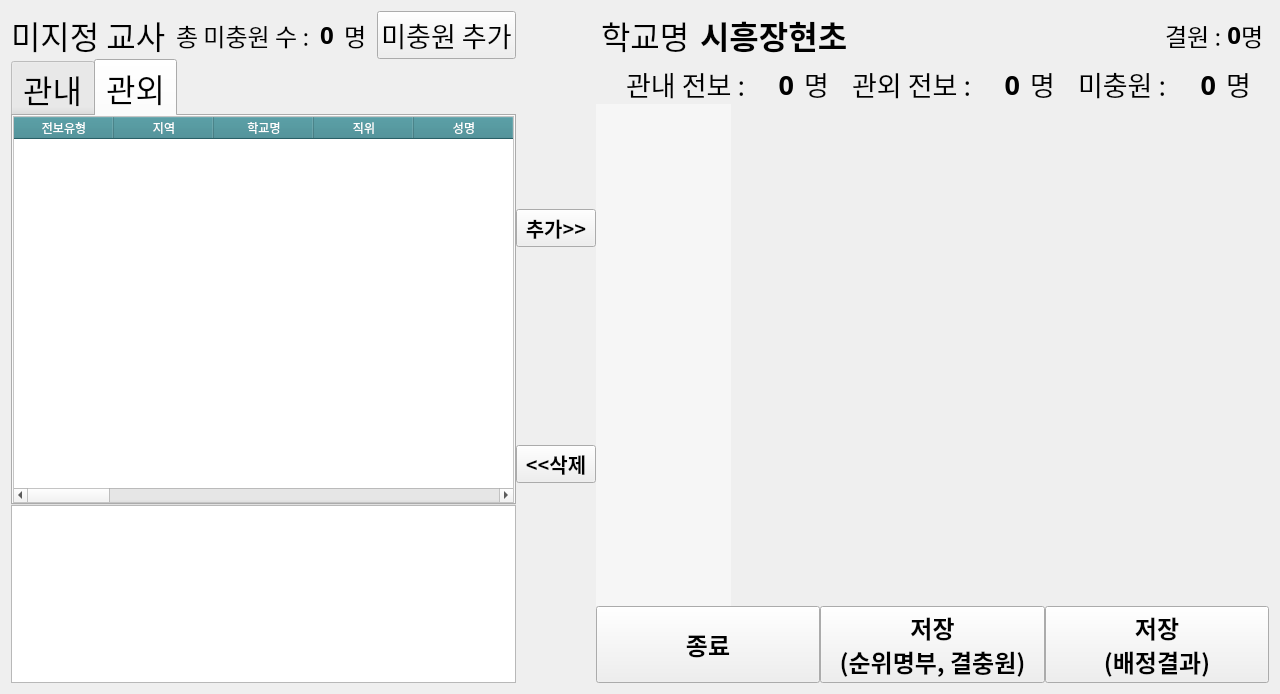
Qt form ui/tableWidget1.ui (sjhan2781/py-transfer-tool) before a commit.
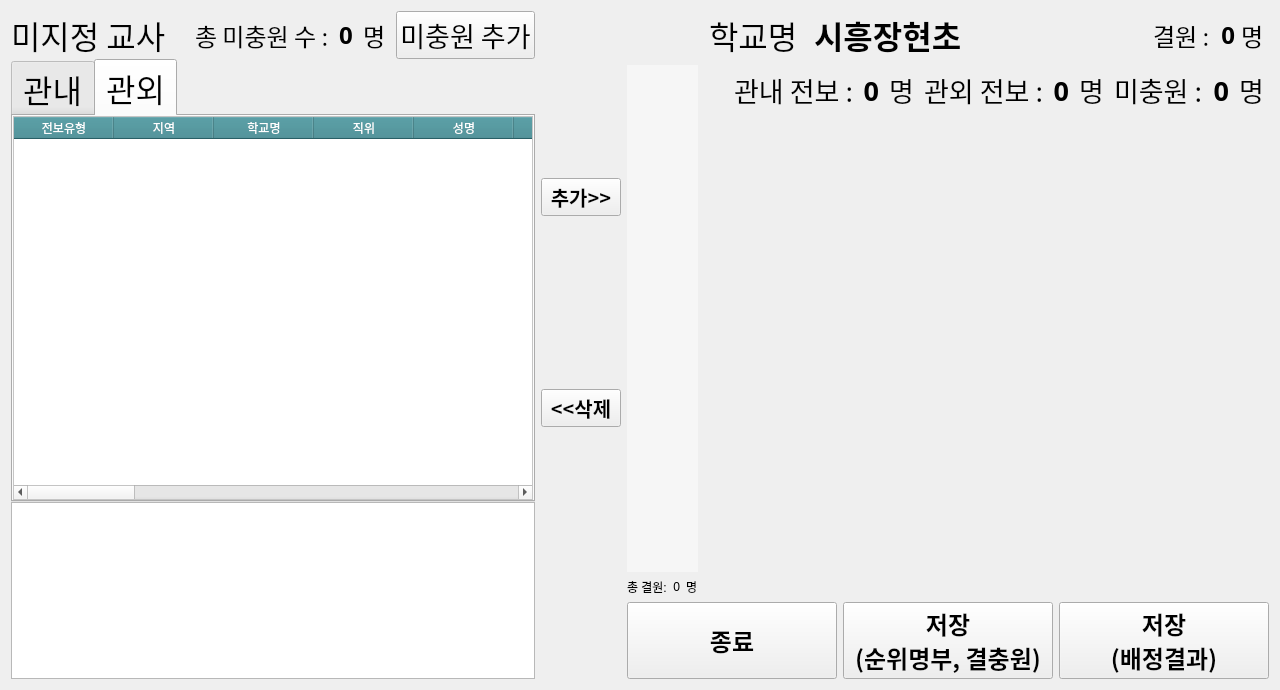
The same form after that commit. Custom widgets are drawn as their Qt base class.

Commit message: 총 결원 추가, 임지 지정시 만기 중복 결원 수정

Diff of the .ui file:
```diff
--- a/ui/tableWidget1.ui
+++ b/ui/tableWidget1.ui
@@ -7,7 +7,7 @@
     <x>0</x>
     <y>0</y>
     <width>1280</width>
-    <height>694</height>
+    <height>690</height>
    </rect>
   </property>
   <property name="mouseTracking">
@@ -19,11 +19,8 @@
   <property name="windowTitle">
    <string>배치</string>
   </property>
-  <layout class="QHBoxLayout" name="horizontalLayout" stretch="2,0,4">
-   <property name="spacing">
-    <number>0</number>
-   </property>
-   <item>
+  <layout class="QGridLayout" name="gridLayout">
+   <item row="0" column="0" rowspan="4">
     <layout class="QVBoxLayout" name="verticalLayout_3">
      <property name="spacing">
       <number>0</number>
@@ -499,7 +496,7 @@
      </item>
     </layout>
    </item>
-   <item>
+   <item row="0" column="1" rowspan="3">
     <layout class="QVBoxLayout" name="verticalLayout_2" stretch="0,0">
      <item>
       <widget class="QPushButton" name="btn_add">
@@ -554,12 +551,7 @@
      </item>
     </layout>
    </item>
-   <item>
-    <layout class="QVBoxLayout" name="verticalLayout_5">
-     <property name="spacing">
-      <number>0</number>
-     </property>
-     <item>
+   <item row="0" column="3" colspan="2">
       <layout class="QHBoxLayout" name="horizontalLayout_2" stretch="0,3,0,0,0">
        <property name="leftMargin">
         <number>5</number>
@@ -662,201 +654,8 @@
        </item>
       </layout>
      </item>
-     <item>
-      <layout class="QHBoxLayout" name="horizontalLayout_9">
-       <property name="spacing">
-        <number>10</number>
-       </property>
-       <property name="leftMargin">
-        <number>30</number>
-       </property>
-       <property name="topMargin">
-        <number>5</number>
-       </property>
-       <property name="rightMargin">
-        <number>5</number>
-       </property>
-       <property name="bottomMargin">
-        <number>0</number>
-       </property>
-       <item>
-        <widget class="QLabel" name="label_4">
-         <property name="font">
-          <font>
-           <family>맑은 고딕</family>
-           <pointsize>20</pointsize>
-           <weight>50</weight>
-           <bold>false</bold>
-          </font>
-         </property>
-         <property name="text">
-          <string>관내 전보 :</string>
-         </property>
-         <property name="alignment">
-          <set>Qt::AlignRight|Qt::AlignTrailing|Qt::AlignVCenter</set>
-         </property>
-        </widget>
-       </item>
-       <item>
-        <widget class="QLabel" name="label_inside">
-         <property name="sizePolicy">
-          <sizepolicy hsizetype="Preferred" vsizetype="Preferred">
-           <horstretch>0</horstretch>
-           <verstretch>0</verstretch>
-          </sizepolicy>
-         </property>
-         <property name="font">
-          <font>
-           <family>맑은 고딕</family>
-           <pointsize>20</pointsize>
-           <weight>75</weight>
-           <bold>true</bold>
-          </font>
-         </property>
-         <property name="text">
-          <string>0</string>
-         </property>
-         <property name="alignment">
-          <set>Qt::AlignRight|Qt::AlignTrailing|Qt::AlignVCenter</set>
-         </property>
-         <property name="wordWrap">
-          <bool>false</bool>
-         </property>
-        </widget>
-       </item>
-       <item>
-        <widget class="QLabel" name="label_5">
-         <property name="font">
-          <font>
-           <family>맑은 고딕</family>
-           <pointsize>20</pointsize>
-           <weight>50</weight>
-           <bold>false</bold>
-          </font>
-         </property>
-         <property name="text">
-          <string>명</string>
-         </property>
-        </widget>
-       </item>
-       <item>
-        <widget class="QLabel" name="label_2">
-         <property name="font">
-          <font>
-           <family>맑은 고딕</family>
-           <pointsize>20</pointsize>
-           <weight>50</weight>
-           <bold>false</bold>
-          </font>
-         </property>
-         <property name="text">
-          <string>관외 전보 :</string>
-         </property>
-         <property name="alignment">
-          <set>Qt::AlignRight|Qt::AlignTrailing|Qt::AlignVCenter</set>
-         </property>
-        </widget>
-       </item>
-       <item>
-        <widget class="QLabel" name="label_outside">
-         <property name="sizePolicy">
-          <sizepolicy hsizetype="Preferred" vsizetype="Preferred">
-           <horstretch>0</horstretch>
-           <verstretch>0</verstretch>
-          </sizepolicy>
-         </property>
-         <property name="font">
-          <font>
-           <family>맑은 고딕</family>
-           <pointsize>20</pointsize>
-           <weight>75</weight>
-           <bold>true</bold>
-          </font>
-         </property>
-         <property name="text">
-          <string>0</string>
-         </property>
-         <property name="alignment">
-          <set>Qt::AlignRight|Qt::AlignTrailing|Qt::AlignVCenter</set>
-         </property>
-        </widget>
-       </item>
-       <item>
-        <widget class="QLabel" name="label_6">
-         <property name="font">
-          <font>
-           <family>맑은 고딕</family>
-           <pointsize>20</pointsize>
-           <weight>50</weight>
-           <bold>false</bold>
-          </font>
-         </property>
-         <property name="text">
-          <string>명</string>
-         </property>
-        </widget>
-       </item>
-       <item>
-        <widget class="QLabel" name="label_9">
-         <property name="font">
-          <font>
-           <family>맑은 고딕</family>
-           <pointsize>20</pointsize>
-           <weight>50</weight>
-           <bold>false</bold>
-          </font>
-         </property>
-         <property name="text">
-          <string>미충원 :</string>
-         </property>
-        </widget>
-       </item>
-       <item>
-        <widget class="QLabel" name="label_term">
-         <property name="sizePolicy">
-          <sizepolicy hsizetype="Preferred" vsizetype="Preferred">
-           <horstretch>0</horstretch>
-           <verstretch>0</verstretch>
-          </sizepolicy>
-         </property>
-         <property name="font">
-          <font>
-           <family>맑은 고딕</family>
-           <pointsize>20</pointsize>
-           <weight>75</weight>
-           <bold>true</bold>
-          </font>
-         </property>
-         <property name="text">
-          <string>0</string>
-         </property>
-         <property name="alignment">
-          <set>Qt::AlignRight|Qt::AlignTrailing|Qt::AlignVCenter</set>
-         </property>
-        </widget>
-       </item>
-       <item>
-        <widget class="QLabel" name="label_11">
-         <property name="font">
-          <font>
-           <family>맑은 고딕</family>
-           <pointsize>20</pointsize>
-           <weight>50</weight>
-           <bold>false</bold>
-          </font>
-         </property>
-         <property name="text">
-          <string>명</string>
-         </property>
-        </widget>
-       </item>
-      </layout>
-     </item>
-     <item>
-      <layout class="QHBoxLayout" name="horizontalLayout_3" stretch="1,4">
-       <property name="spacing">
-        <number>0</number>
-       </property>
+   <item row="1" column="2" rowspan="2">
+    <layout class="QVBoxLayout" name="verticalLayout_5">
        <item>
         <widget class="QListWidget" name="schoolListWidget">
          <property name="font">
@@ -898,7 +697,230 @@
         </widget>
        </item>
        <item>
+      <layout class="QHBoxLayout" name="horizontalLayout_3">
+       <item>
+        <widget class="QLabel" name="label_7">
+         <property name="text">
+          <string>총 결원:</string>
+         </property>
+        </widget>
+       </item>
+       <item>
+        <widget class="QLabel" name="label_total_state">
+         <property name="text">
+          <string>0</string>
+         </property>
+         <property name="alignment">
+          <set>Qt::AlignRight|Qt::AlignTrailing|Qt::AlignVCenter</set>
+         </property>
+        </widget>
+       </item>
+       <item>
+        <widget class="QLabel" name="label_3">
+         <property name="text">
+          <string>명</string>
+         </property>
+        </widget>
+       </item>
+      </layout>
+     </item>
+    </layout>
+   </item>
+   <item row="1" column="3" colspan="2">
+    <layout class="QHBoxLayout" name="horizontalLayout_9">
+     <property name="spacing">
+      <number>10</number>
+     </property>
+     <property name="leftMargin">
+      <number>30</number>
+     </property>
+     <property name="topMargin">
+      <number>5</number>
+     </property>
+     <property name="rightMargin">
+      <number>5</number>
+     </property>
+     <property name="bottomMargin">
+      <number>0</number>
+     </property>
+     <item>
+      <widget class="QLabel" name="label_4">
+       <property name="font">
+        <font>
+         <family>맑은 고딕</family>
+         <pointsize>20</pointsize>
+         <weight>50</weight>
+         <bold>false</bold>
+        </font>
+       </property>
+       <property name="text">
+        <string>관내 전보 :</string>
+       </property>
+       <property name="alignment">
+        <set>Qt::AlignRight|Qt::AlignTrailing|Qt::AlignVCenter</set>
+       </property>
+      </widget>
+     </item>
+     <item>
+      <widget class="QLabel" name="label_inside">
+       <property name="sizePolicy">
+        <sizepolicy hsizetype="Preferred" vsizetype="Preferred">
+         <horstretch>0</horstretch>
+         <verstretch>0</verstretch>
+        </sizepolicy>
+       </property>
+       <property name="font">
+        <font>
+         <family>맑은 고딕</family>
+         <pointsize>20</pointsize>
+         <weight>75</weight>
+         <bold>true</bold>
+        </font>
+       </property>
+       <property name="text">
+        <string>0</string>
+       </property>
+       <property name="alignment">
+        <set>Qt::AlignRight|Qt::AlignTrailing|Qt::AlignVCenter</set>
+       </property>
+       <property name="wordWrap">
+        <bool>false</bool>
+       </property>
+      </widget>
+     </item>
+     <item>
+      <widget class="QLabel" name="label_5">
+       <property name="font">
+        <font>
+         <family>맑은 고딕</family>
+         <pointsize>20</pointsize>
+         <weight>50</weight>
+         <bold>false</bold>
+        </font>
+       </property>
+       <property name="text">
+        <string>명</string>
+       </property>
+      </widget>
+     </item>
+     <item>
+      <widget class="QLabel" name="label_2">
+       <property name="font">
+        <font>
+         <family>맑은 고딕</family>
+         <pointsize>20</pointsize>
+         <weight>50</weight>
+         <bold>false</bold>
+        </font>
+       </property>
+       <property name="text">
+        <string>관외 전보 :</string>
+       </property>
+       <property name="alignment">
+        <set>Qt::AlignRight|Qt::AlignTrailing|Qt::AlignVCenter</set>
+       </property>
+      </widget>
+     </item>
+     <item>
+      <widget class="QLabel" name="label_outside">
+       <property name="sizePolicy">
+        <sizepolicy hsizetype="Preferred" vsizetype="Preferred">
+         <horstretch>0</horstretch>
+         <verstretch>0</verstretch>
+        </sizepolicy>
+       </property>
+       <property name="font">
+        <font>
+         <family>맑은 고딕</family>
+         <pointsize>20</pointsize>
+         <weight>75</weight>
+         <bold>true</bold>
+        </font>
+       </property>
+       <property name="text">
+        <string>0</string>
+       </property>
+       <property name="alignment">
+        <set>Qt::AlignRight|Qt::AlignTrailing|Qt::AlignVCenter</set>
+       </property>
+      </widget>
+     </item>
+     <item>
+      <widget class="QLabel" name="label_6">
+       <property name="font">
+        <font>
+         <family>맑은 고딕</family>
+         <pointsize>20</pointsize>
+         <weight>50</weight>
+         <bold>false</bold>
+        </font>
+       </property>
+       <property name="text">
+        <string>명</string>
+       </property>
+      </widget>
+     </item>
+     <item>
+      <widget class="QLabel" name="label_9">
+       <property name="font">
+        <font>
+         <family>맑은 고딕</family>
+         <pointsize>20</pointsize>
+         <weight>50</weight>
+         <bold>false</bold>
+        </font>
+       </property>
+       <property name="text">
+        <string>미충원 :</string>
+       </property>
+      </widget>
+     </item>
+     <item>
+      <widget class="QLabel" name="label_term">
+       <property name="sizePolicy">
+        <sizepolicy hsizetype="Preferred" vsizetype="Preferred">
+         <horstretch>0</horstretch>
+         <verstretch>0</verstretch>
+        </sizepolicy>
+       </property>
+       <property name="font">
+        <font>
+         <family>맑은 고딕</family>
+         <pointsize>20</pointsize>
+         <weight>75</weight>
+         <bold>true</bold>
+        </font>
+       </property>
+       <property name="text">
+        <string>0</string>
+       </property>
+       <property name="alignment">
+        <set>Qt::AlignRight|Qt::AlignTrailing|Qt::AlignVCenter</set>
+       </property>
+      </widget>
+     </item>
+     <item>
+      <widget class="QLabel" name="label_11">
+       <property name="font">
+        <font>
+         <family>맑은 고딕</family>
+         <pointsize>20</pointsize>
+         <weight>50</weight>
+         <bold>false</bold>
+        </font>
+       </property>
+       <property name="text">
+        <string>명</string>
+       </property>
+      </widget>
+     </item>
+    </layout>
+   </item>
+   <item row="2" column="4">
         <layout class="QVBoxLayout" name="verticalLayout" stretch="0">
+     <property name="sizeConstraint">
+      <enum>QLayout::SetMinAndMaxSize</enum>
+     </property>
          <property name="leftMargin">
           <number>10</number>
          </property>
@@ -917,9 +939,7 @@
          </item>
         </layout>
        </item>
-      </layout>
-     </item>
-     <item>
+   <item row="3" column="2" colspan="3">
       <layout class="QHBoxLayout" name="horizontalLayout_6">
        <property name="topMargin">
         <number>0</number>
@@ -1001,8 +1021,6 @@
       </layout>
      </item>
     </layout>
-   </item>
-  </layout>
  </widget>
  <customwidgets>
   <customwidget>
```
Left out of the diff: 84 changed lines with no effect on the pictures. Lines whose indentation alone changed are shown as unchanged. The commit also changes 4 other files.
